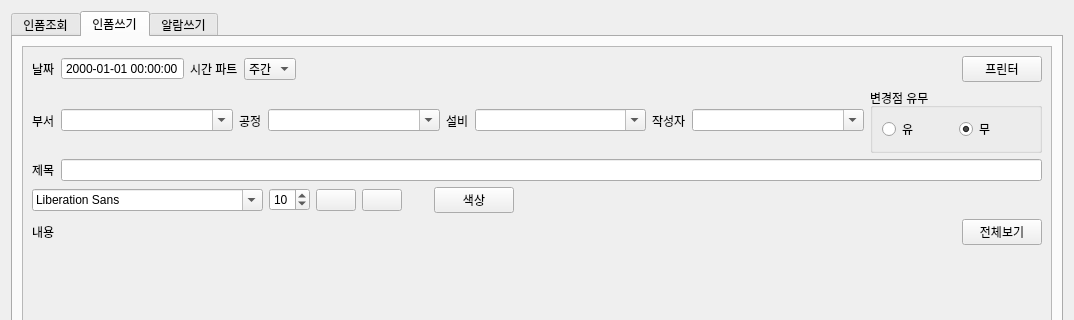
Old version of the form eismain.ui in the repository kimbakcho/FABWI; both pictures show x 0 to 1074 and y 0 to 320 of the 1074 by 907 pixel window.
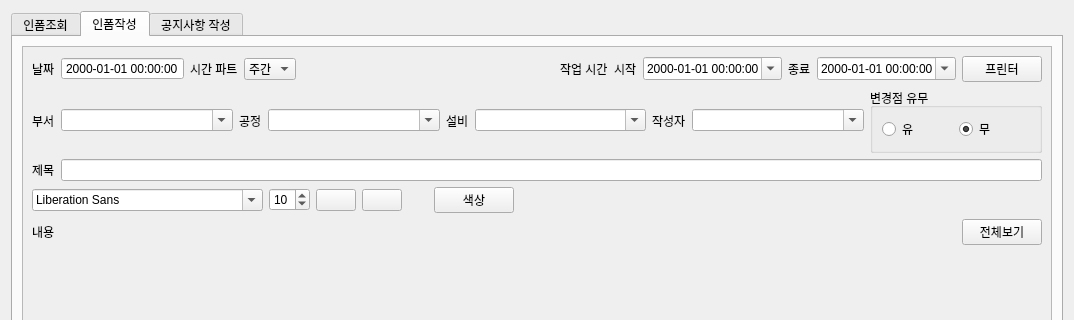
New version of the form. The open tabs and pages were chosen to show the change. Icons and pictures are not drawn.

Commit message:
작업 시간 내역 추가
추가

Patch:
```diff
--- a/eismain.ui
+++ b/eismain.ui
@@ -534,7 +534,7 @@
      </widget>
      <widget class="QWidget" name="tab_2">
       <attribute name="title">
-       <string>인폼쓰기</string>
+       <string>인폼작성</string>
       </attribute>
       <layout class="QGridLayout" name="gridLayout_3">
        <item row="0" column="0">
@@ -738,6 +738,40 @@
                  </property>
                 </spacer>
                </item>
+               <item>
+                <widget class="QLabel" name="label_29">
+                 <property name="text">
+                  <string>작업 시간  시작</string>
+                 </property>
+                </widget>
+               </item>
+               <item>
+                <widget class="QDateTimeEdit" name="workstart_time">
+                 <property name="displayFormat">
+                  <string>yyyy-MM-dd HH:mm:ss</string>
+                 </property>
+                 <property name="calendarPopup">
+                  <bool>true</bool>
+                 </property>
+                </widget>
+               </item>
+               <item>
+                <widget class="QLabel" name="label_30">
+                 <property name="text">
+                  <string>종료</string>
+                 </property>
+                </widget>
+               </item>
+               <item>
+                <widget class="QDateTimeEdit" name="workend_time">
+                 <property name="displayFormat">
+                  <string>yyyy-MM-dd HH:mm:ss</string>
+                 </property>
+                 <property name="calendarPopup">
+                  <bool>true</bool>
+                 </property>
+                </widget>
+               </item>
                <item>
                 <widget class="QPushButton" name="print_btn">
                  <property name="text">
@@ -1077,7 +1111,7 @@
      </widget>
      <widget class="QWidget" name="tab_3">
       <attribute name="title">
-       <string>알람쓰기</string>
+       <string>공지사항 작성</string>
       </attribute>
       <layout class="QGridLayout" name="gridLayout_12">
        <item row="0" column="0">
```
Left out of the diff: 2 changed lines with no effect on the pictures. The commit also changes 10 other files.
